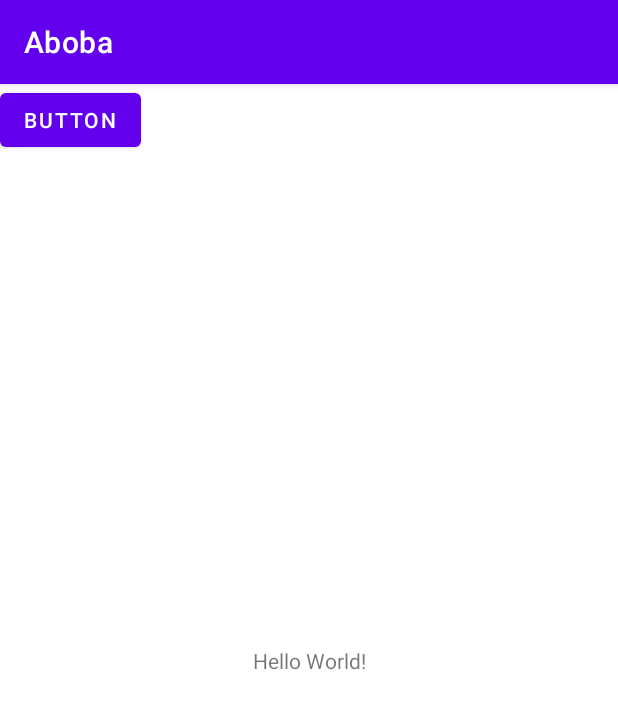
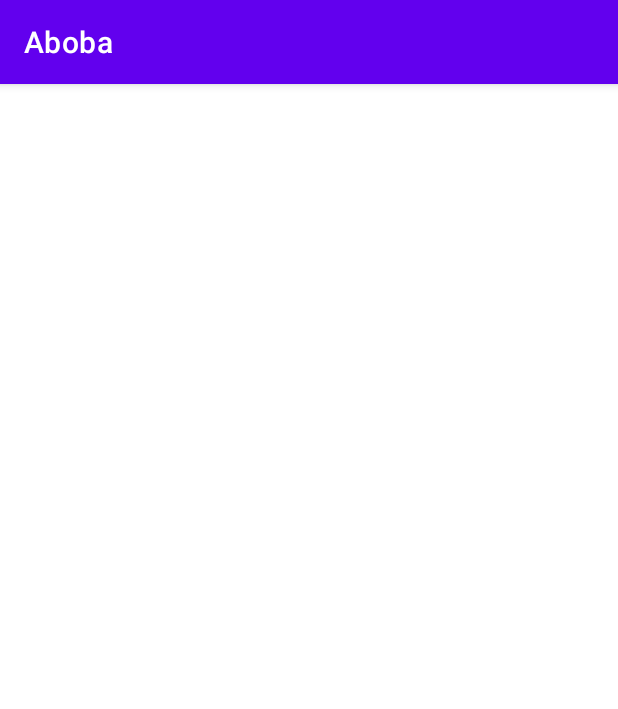
Before and after one commit to TauMare/Aboba, an Android app: the screen it shows after launch (MainActivity), on a phone screen of 412 x 824 dp. Shown: the top 709 px of the screen. Run offline under Robolectric (Android 15) with nearby library versions, the phone set to English and light mode, and no system bars.

Commit message:
Начинаем работку

```diff
--- a/app/src/main/java/com/example/aboba/MainActivity.java
+++ b/app/src/main/java/com/example/aboba/MainActivity.java
@@ -3,20 +3,12 @@ package com.example.aboba;
 import androidx.appcompat.app.AppCompatActivity;
 
 import android.os.Bundle;
-import android.widget.Button;
-import android.view.View;
 
 
 public class MainActivity extends AppCompatActivity {
-    Integer counter = 0;
     @Override
     protected void onCreate(Bundle savedInstanceState) {
         super.onCreate(savedInstanceState);
         setContentView(R.layout.activity_main);
     }
-    public void sendMessage(View view) {
-        Button button = findViewById(R.id.btn1);
-        counter++;
-        button.setText(counter.toString());
-    }
 }
--- a/app/src/main/res/layout/activity_main.xml
+++ b/app/src/main/res/layout/activity_main.xml
@@ -4,24 +4,4 @@
     xmlns:tools="http://schemas.android.com/tools"
     android:layout_width="match_parent"
     android:layout_height="match_parent"
-    tools:context=".MainActivity">
-
-    <TextView
-        android:layout_width="wrap_content"
-        android:layout_height="wrap_content"
-        android:text="Hello World!"
-        app:layout_constraintBottom_toBottomOf="parent"
-        app:layout_constraintLeft_toLeftOf="parent"
-        app:layout_constraintRight_toRightOf="parent"
-        app:layout_constraintTop_toTopOf="parent" />
-
-    <Button
-        android:id="@+id/btn1"
-        android:layout_width="wrap_content"
-        android:layout_height="wrap_content"
-        android:onClick="sendMessage"
-        android:text="Button"
-        tools:layout_editor_absoluteX="158dp"
-        tools:layout_editor_absoluteY="308dp" />
-
-</androidx.constraintlayout.widget.ConstraintLayout>
+    tools:context=".MainActivity"/>
```
